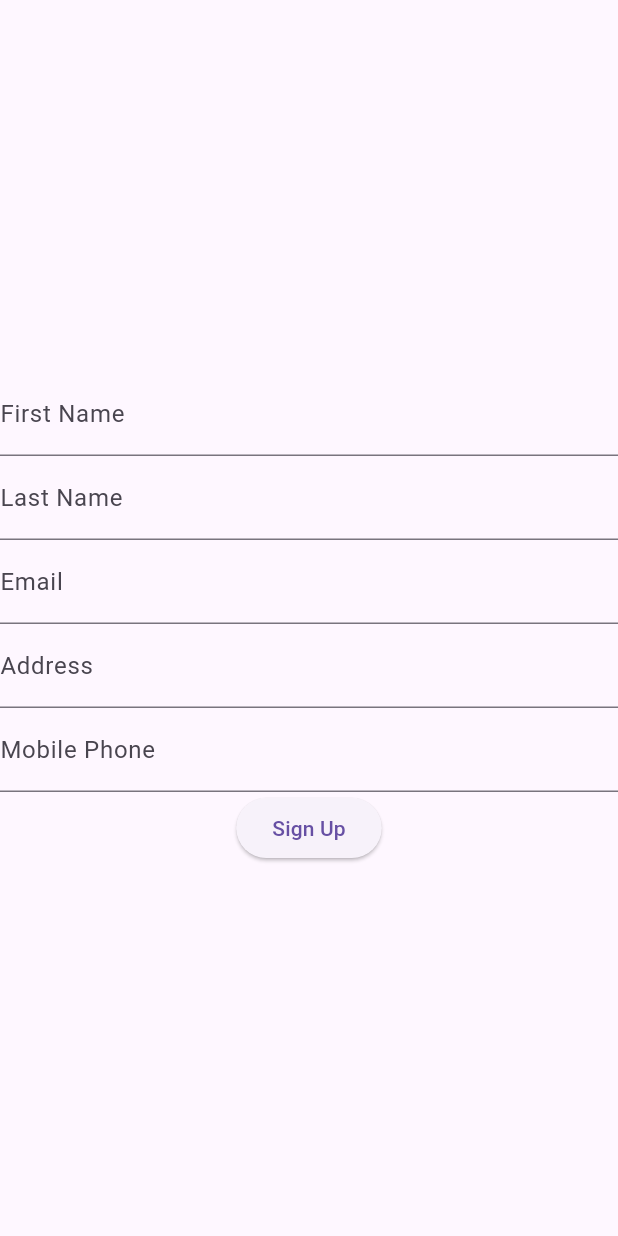
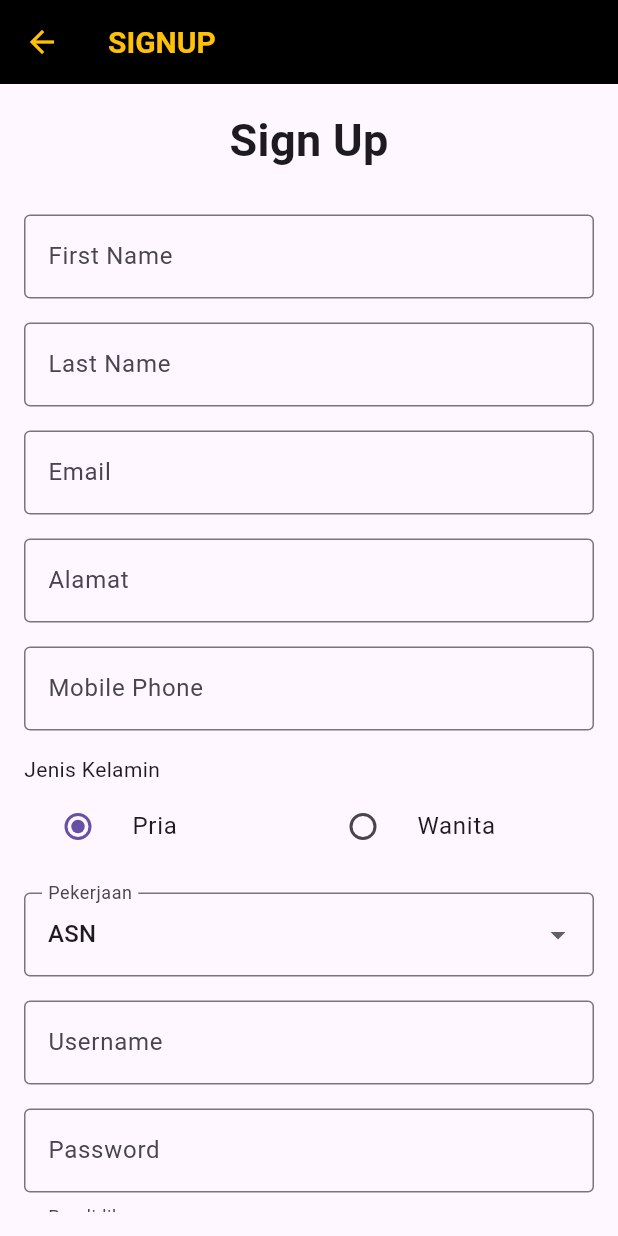
Before and after one commit to TTNVXX/bookapp-flutter, a Flutter app: the SignUpPage screen opened by its route, on a phone screen of 412 x 824 dp. Run offline on Flutter 3.47's test engine with Material 3 defaults, Android fonts, the phone set to English and light mode, and no system bars; our stand-ins replace file_picker, image_picker, permission_handler, shared_preferences; missing offline and left inert: flutter_downloader; accounts and stored records are empty.

```diff
--- a/lib/main.dart
+++ b/lib/main.dart
@@ -33,6 +33,7 @@ class MyApp extends StatelessWidget {
         ),
       ),
       home: MyHomePage(),
+      debugShowCheckedModeBanner: false,
       routes: {
         '/login': (context) => LoginPage(),
         '/signup': (context) => SignUpPage(),
--- a/lib/signup.dart
+++ b/lib/signup.dart
@@ -8,64 +8,66 @@ class SignUpPage extends StatefulWidget {
 }
 
 class _SignUpPageState extends State<SignUpPage> {
-  final GlobalKey<FormState> _formKey = GlobalKey<FormState>();
+  final _formKey = GlobalKey<FormState>();
+
+  TextEditingController _firstNameController = TextEditingController();
+  TextEditingController _lastNameController = TextEditingController();
+  TextEditingController _emailController = TextEditingController();
+  TextEditingController _alamatController = TextEditingController();
+  TextEditingController _mobilePhoneController = TextEditingController();
+  TextEditingController _usernameController = TextEditingController();
+  TextEditingController _passwordController = TextEditingController();
+  TextEditingController _tanggalLahirController = TextEditingController();
+  TextEditingController _nipController = TextEditingController();
+
+  String _jenisKelamin = 'Pria';
+  String _pekerjaan = 'ASN';
+  String _pendidikan = 'TK';
   bool _isLoading = false;
-  String? firstName;
-  String? lastName;
-  String? email;
-  String? address;
-  String? mobilePhone;
-  String? gender;
-  String? job;
-  String? username;
-  String? password;
-  String? education;
-  String? birthDate;
-  String? nip;
 
-  void _signUp() async {
+  Future<void> _signUp() async {
     if (!_formKey.currentState!.validate()) {
       return;
     }
-    _formKey.currentState!.save();
 
     setState(() {
       _isLoading = true;
     });
 
+    final data = {
+      'first_name': _firstNameController.text,
+      'last_name': _lastNameController.text,
+      'email': _emailController.text,
+      'alamat': _alamatController.text,
+      'mobile_phone': _mobilePhoneController.text,
+      'jenis_kelamin': _jenisKelamin,
+      'pekerjaan': _pekerjaan,
+      'username': _usernameController.text,
+      'password': _passwordController.text,
+      'pendidikan': _pendidikan,
+      'tanggal_lahir': _tanggalLahirController.text,
+      'nip': _nipController.text,
+    };
+
     try {
-      var response = await http.post(
+      final response = await http.post(
         Uri.parse('https://api-sima.ideasophia.my.id/api/auth/signup/'),
-        headers: <String, String>{
-          'Content-Type': 'application/json',
-        },
-        body: jsonEncode(<String, String?>{
-          'first_name': firstName,
-          'last_name': lastName,
-          'email': email,
-          'alamat': address,
-          'mobile_phone': mobilePhone,
-          'jenis_kelamin': gender,
-          'pekerjaan': job,
-          'username': username,
-          'password': password,
-          'pendidikan': education,
-          'tanggal_lahir': birthDate,
-          'nip': nip,
-        }),
+        headers: {'Content-Type': 'application/json'},
+        body: jsonEncode(data),
       );
 
       if (response.statusCode == 200) {
-        // Handle successful signup
-        Navigator.pushReplacementNamed(context, '/home');
+        final result = jsonDecode(response.body);
+        ScaffoldMessenger.of(context).showSnackBar(
+          SnackBar(content: Text('Sign up successful')),
+        );
+        Navigator.pushNamed(context, '/login');
       } else {
-        // Handle error
         throw Exception('Failed to sign up');
       }
-    } catch (e) {
-      // Handle network error
+    } catch (error) {
       ScaffoldMessenger.of(context).showSnackBar(
-        SnackBar(content: Text('Error: ${e.toString()}')),
+        SnackBar(content: Text('Error during sign up')),
       );
     } finally {
       setState(() {
@@ -77,42 +79,51 @@ class _SignUpPageState extends State<SignUpPage> {
   @override
   Widget build(BuildContext context) {
     return Scaffold(
+      appBar: AppBar(
+        title: Text('SIGNUP'),
+      ),
       body: Center(
-        child: _isLoading
-            ? CircularProgressIndicator()
-            : SingleChildScrollView(
+        child: Padding(
+          padding: const EdgeInsets.all(16.0),
+          child: SingleChildScrollView(
             child: Form(
               key: _formKey,
               child: Column(
                 mainAxisAlignment: MainAxisAlignment.center,
                 children: <Widget>[
-                TextFormField(
-                  onSaved: (value) => firstName = value,
-                  validator: (value) => value!.isEmpty ? 'Enter first name' : null,
-                  decoration: InputDecoration(labelText: 'First Name'),
+                  Text(
+                    'Sign Up',
+                    style: TextStyle(fontSize: 30, fontWeight: FontWeight.bold),
                   ),
-                TextFormField(
-                  onSaved: (value) => lastName = value,
-                  validator: (value) => value!.isEmpty ? 'Enter last name' : null,
-                  decoration: InputDecoration(labelText: 'Last Name'),
-                ),
-                TextFormField(
-                  onSaved: (value) => email = value,
-                  validator: (value) => value!.isEmpty ? 'Enter email' : null,
-                  decoration: InputDecoration(labelText: 'Email'),
-                ),
-                TextFormField(
-                  onSaved: (value) => address = value,
-                  validator: (value) => value!.isEmpty ? 'Enter address' : null,
-                  decoration: InputDecoration(labelText: 'Address'),
-                ),
-                TextFormField(
-                  onSaved: (value) => mobilePhone = value,
-                  validator: (value) => value!.isEmpty ? 'Enter mobile phone' : null,
-                  decoration: InputDecoration(labelText: 'Mobile Phone'),
-                ),
-                // Add other fields in similar manner
-                ElevatedButton(
+                  SizedBox(height: 20),
+                  _buildTextField(_firstNameController, 'First Name'),
+                  _buildTextField(_lastNameController, 'Last Name'),
+                  _buildTextField(_emailController, 'Email', TextInputType.emailAddress),
+                  _buildTextField(_alamatController, 'Alamat'),
+                  _buildTextField(_mobilePhoneController, 'Mobile Phone', TextInputType.phone),
+                  _buildRadioGroup('Jenis Kelamin', ['Pria', 'Wanita'], (value) {
+                    setState(() {
+                      _jenisKelamin = value!;
+                    });
+                  }, _jenisKelamin),
+                  _buildDropdown('Pekerjaan', ['ASN', 'Swasta', 'Mahasiswa', 'Pelajar', 'Wiraswasta', 'Pegawai Negara Non Asn', 'Other'], (value) {
+                    setState(() {
+                      _pekerjaan = value!;
+                    });
+                  }, _pekerjaan),
+                  _buildTextField(_usernameController, 'Username'),
+                  _buildTextField(_passwordController, 'Password', TextInputType.visiblePassword, true),
+                  _buildDropdown('Pendidikan', ['TK', 'SD', 'SMP', 'SMA', 'D3', 'S1', 'S2', 'S3', 'Other'], (value) {
+                    setState(() {
+                      _pendidikan = value!;
+                    });
+                  }, _pendidikan),
+                  _buildTextField(_tanggalLahirController, 'Tanggal Lahir', TextInputType.datetime),
+                  _buildTextField(_nipController, 'NIP'),
+                  SizedBox(height: 20),
+                  _isLoading
+                      ? CircularProgressIndicator()
+                      : ElevatedButton(
                     onPressed: _signUp,
                     child: Text('Sign Up'),
                   ),
@@ -121,6 +132,78 @@ class _SignUpPageState extends State<SignUpPage> {
             ),
           ),
         ),
+      ),
+    );
+  }
+
+  Widget _buildTextField(TextEditingController controller, String label, [TextInputType keyboardType = TextInputType.text, bool obscureText = false]) {
+    return Padding(
+      padding: const EdgeInsets.symmetric(vertical: 8.0),
+      child: TextFormField(
+        controller: controller,
+        keyboardType: keyboardType,
+        obscureText: obscureText,
+        decoration: InputDecoration(
+          labelText: label,
+          border: OutlineInputBorder(),
+        ),
+        validator: (value) {
+          if (value == null || value.isEmpty) {
+            return 'Please enter $label';
+          }
+          return null;
+        },
+      ),
+    );
+  }
+
+  Widget _buildRadioGroup(String label, List<String> options, ValueChanged<String?> onChanged, String groupValue) {
+    return Padding(
+      padding: const EdgeInsets.symmetric(vertical: 8.0),
+      child: Column(
+        crossAxisAlignment: CrossAxisAlignment.start,
+        children: [
+          Text(label),
+          Row(
+            children: options.map((option) {
+              return Expanded(
+                child: RadioListTile<String>(
+                  title: Text(option),
+                  value: option,
+                  groupValue: groupValue,
+                  onChanged: onChanged,
+                ),
+              );
+            }).toList(),
+          ),
+        ],
+      ),
+    );
+  }
+
+  Widget _buildDropdown(String label, List<String> options, ValueChanged<String?> onChanged, String selectedValue) {
+    return Padding(
+      padding: const EdgeInsets.symmetric(vertical: 8.0),
+      child: DropdownButtonFormField<String>(
+        value: selectedValue,
+        decoration: InputDecoration(
+          labelText: label,
+          border: OutlineInputBorder(),
+        ),
+        items: options.map((String value) {
+          return DropdownMenuItem<String>(
+            value: value,
+            child: Text(value),
+          );
+        }).toList(),
+        onChanged: onChanged,
+        validator: (value) {
+          if (value == null || value.isEmpty) {
+            return 'Please select $label';
+          }
+          return null;
+        },
+      ),
     );
   }
 }
```
Lines whose indentation alone changed are shown as unchanged.
